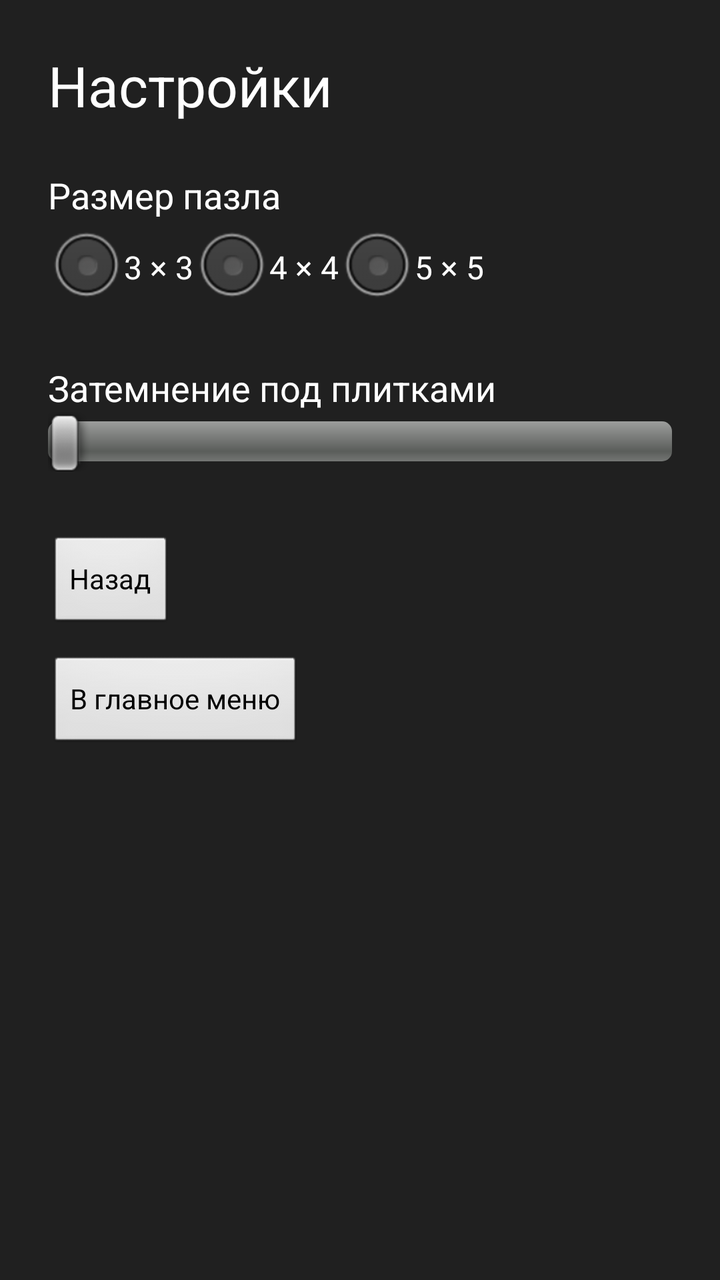
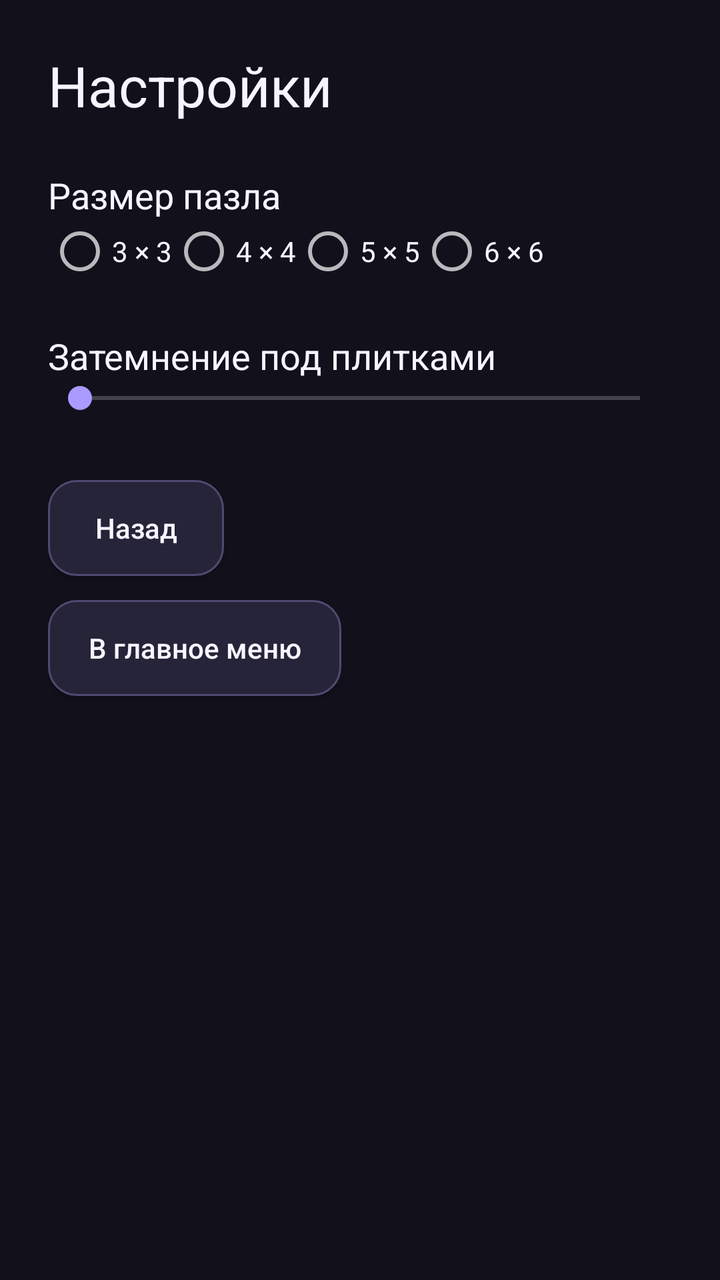

Compare the two renders of this Android layout. The source of the first and the diff that turns it into the second are given below.
<!-- AndroidManifest.xml: application theme AppTheme -->
<!-- res/layout/activity_settings.xml -->
<?xml version="1.0" encoding="utf-8"?>
<ScrollView xmlns:android="http://schemas.android.com/apk/res/android"
    android:layout_width="match_parent"
    android:layout_height="match_parent"
    android:background="#202020"
    android:fillViewport="true">

    <LinearLayout
        android:layout_width="match_parent"
        android:layout_height="wrap_content"
        android:orientation="vertical"
        android:paddingStart="24dp"
        android:paddingTop="24dp"
        android:paddingEnd="24dp"
        android:paddingBottom="64dp">

        <TextView
            android:layout_width="wrap_content"
            android:layout_height="wrap_content"
            android:text="@string/settings_title"
            android:textColor="#FFFFFF"
            android:textSize="28sp" />

        
        <TextView
            android:layout_width="wrap_content"
            android:layout_height="wrap_content"
            android:layout_marginTop="24dp"
            android:text="@string/settings_grid"
            android:textColor="#FFFFFF"
            android:textSize="18sp" />

        <RadioGroup
            android:id="@+id/radio_grid"
            android:layout_width="wrap_content"
            android:layout_height="wrap_content"
            android:orientation="horizontal">

            <RadioButton
                android:id="@+id/radio_grid_3"
                android:layout_width="wrap_content"
                android:layout_height="wrap_content"
                android:text="@string/settings_grid_3"
                android:textColor="#FFFFFF" />

            <RadioButton
                android:id="@+id/radio_grid_4"
                android:layout_width="wrap_content"
                android:layout_height="wrap_content"
                android:text="@string/settings_grid_4"
                android:textColor="#FFFFFF" />

            <RadioButton
                android:id="@+id/radio_grid_5"
                android:layout_width="wrap_content"
                android:layout_height="wrap_content"
                android:text="@string/settings_grid_5"
                android:textColor="#FFFFFF" />
        </RadioGroup>

        
        <LinearLayout
            android:layout_width="match_parent"
            android:layout_height="wrap_content"
            android:layout_marginTop="24dp"
            android:orientation="horizontal">

            <TextView
                android:layout_width="0dp"
                android:layout_height="wrap_content"
                android:layout_weight="1"
                android:text="@string/settings_dim"
                android:textColor="#FFFFFF"
                android:textSize="18sp" />

            <TextView
                android:id="@+id/text_dim_value"
                android:layout_width="wrap_content"
                android:layout_height="wrap_content"
                android:textColor="#FFFFFF"
                android:textSize="18sp" />
        </LinearLayout>

        <SeekBar
            android:id="@+id/seek_dim"
            android:layout_width="match_parent"
            android:layout_height="wrap_content"
            android:max="100" />

        <Button
            android:id="@+id/button_back"
            android:layout_width="wrap_content"
            android:layout_height="wrap_content"
            android:layout_marginTop="32dp"
            android:text="@string/button_back" />

        
        <Button
            android:id="@+id/button_to_menu"
            android:layout_width="wrap_content"
            android:layout_height="wrap_content"
            android:layout_marginTop="12dp"
            android:text="@string/settings_to_menu" />
    </LinearLayout>
</ScrollView>
<!-- resources referenced by this layout -->
<resources>
  <string name="button_back">Назад</string>
  <string name="settings_dim">Затемнение под плитками</string>
  <string name="settings_grid">Размер пазла</string>
  <string name="settings_grid_3">3 × 3</string>
  <string name="settings_grid_4">4 × 4</string>
  <string name="settings_grid_5">5 × 5</string>
  <string name="settings_title">Настройки</string>
  <string name="settings_to_menu">В главное меню</string>
  <style name="AppTheme" parent="android:Theme.NoTitleBar.Fullscreen">
          <item name="android:windowNoTitle">true</item>
          <item name="android:windowFullscreen">true</item>
          <item name="android:windowContentOverlay">@null</item>
      </style>
</resources>

<!-- the commit's change to res/layout/activity_settings.xml (unified diff, before → after) -->
@@ -2,7 +2,7 @@
 <ScrollView xmlns:android="http://schemas.android.com/apk/res/android"
     android:layout_width="match_parent"
     android:layout_height="match_parent"
-    android:background="#202020"
+    android:background="@color/colorBackground"
     android:fillViewport="true">
 
     <LinearLayout
@@ -18,7 +18,7 @@
             android:layout_width="wrap_content"
             android:layout_height="wrap_content"
             android:text="@string/settings_title"
-            android:textColor="#FFFFFF"
+            android:textColor="@color/colorTextPrimary"
             android:textSize="28sp" />
 
         
@@ -27,7 +27,7 @@
             android:layout_height="wrap_content"
             android:layout_marginTop="24dp"
             android:text="@string/settings_grid"
-            android:textColor="#FFFFFF"
+            android:textColor="@color/colorTextPrimary"
             android:textSize="18sp" />
 
         <RadioGroup
@@ -41,21 +41,28 @@
                 android:layout_width="wrap_content"
                 android:layout_height="wrap_content"
                 android:text="@string/settings_grid_3"
-                android:textColor="#FFFFFF" />
+                android:textColor="@color/colorTextPrimary" />
 
             <RadioButton
                 android:id="@+id/radio_grid_4"
                 android:layout_width="wrap_content"
                 android:layout_height="wrap_content"
                 android:text="@string/settings_grid_4"
-                android:textColor="#FFFFFF" />
+                android:textColor="@color/colorTextPrimary" />
 
             <RadioButton
                 android:id="@+id/radio_grid_5"
                 android:layout_width="wrap_content"
                 android:layout_height="wrap_content"
                 android:text="@string/settings_grid_5"
-                android:textColor="#FFFFFF" />
+                android:textColor="@color/colorTextPrimary" />
+
+            <RadioButton
+                android:id="@+id/radio_grid_6"
+                android:layout_width="wrap_content"
+                android:layout_height="wrap_content"
+                android:text="@string/settings_grid_6"
+                android:textColor="@color/colorTextPrimary" />
         </RadioGroup>
 
         
@@ -70,14 +77,14 @@
                 android:layout_height="wrap_content"
                 android:layout_weight="1"
                 android:text="@string/settings_dim"
-                android:textColor="#FFFFFF"
+                android:textColor="@color/colorTextPrimary"
                 android:textSize="18sp" />
 
             <TextView
                 android:id="@+id/text_dim_value"
                 android:layout_width="wrap_content"
                 android:layout_height="wrap_content"
-                android:textColor="#FFFFFF"
+                android:textColor="@color/colorTextPrimary"
                 android:textSize="18sp" />
         </LinearLayout>
 
<!-- resource entries referenced after the edit -->
@@ -1,17 +1,64 @@
 <!-- resources referenced by this layout -->
 <resources>
+  <color name="colorBackground">#11101B</color>
+  <color name="colorTextPrimary">#F7F5FF</color>
   <string name="button_back">Назад</string>
   <string name="settings_dim">Затемнение под плитками</string>
   <string name="settings_grid">Размер пазла</string>
   <string name="settings_grid_3">3 × 3</string>
   <string name="settings_grid_4">4 × 4</string>
   <string name="settings_grid_5">5 × 5</string>
+  <string name="settings_grid_6">6 × 6</string>
   <string name="settings_title">Настройки</string>
   <string name="settings_to_menu">В главное меню</string>
-  <style name="AppTheme" parent="android:Theme.NoTitleBar.Fullscreen">
+  <style name="AppTheme" parent="@android:style/Theme.Material.NoActionBar">
           <item name="android:windowNoTitle">true</item>
           <item name="android:windowFullscreen">true</item>
           <item name="android:windowContentOverlay">@null</item>
+          <item name="android:windowBackground">@color/colorBackground</item>
+          <item name="android:colorAccent">@color/colorAccent</item>
+          <item name="android:navigationBarColor">@color/colorBackground</item>
+          <item name="android:windowLightNavigationBar">false</item>
+          <item name="android:buttonStyle">@style/AppButton</item>
       </style>
+  <color name="colorAccent">#A99BFF</color>
+  <style name="AppButton" parent="@android:style/Widget.Material.Button">
+          <item name="android:background">@drawable/bg_button_secondary</item>
+          <item name="android:textColor">@color/colorTextPrimary</item>
+          <item name="android:textAllCaps">false</item>
+          <item name="android:textSize">14sp</item>
+          <item name="android:fontFamily">sans-serif-medium</item>
+          <item name="android:minHeight">48dp</item>
+          <item name="android:insetTop">0dp</item>
+          <item name="android:insetBottom">0dp</item>
+          <item name="android:paddingStart">20dp</item>
+          <item name="android:paddingEnd">20dp</item>
+          <item name="android:elevation">2dp</item>
+      </style>
+  <!-- drawable bg_button_secondary (drawable) -->
+  <?xml version="1.0" encoding="utf-8"?>
+  <selector xmlns:android="http://schemas.android.com/apk/res/android">
+      <item android:state_enabled="false">
+          <shape android:shape="rectangle">
+              <corners android:radius="14dp" />
+              <solid android:color="#242235" />
+              <stroke android:width="1dp" android:color="#38334D" />
+          </shape>
+      </item>
+      <item android:state_pressed="true">
+          <shape android:shape="rectangle">
+              <corners android:radius="14dp" />
+              <solid android:color="#39334F" />
+              <stroke android:width="1dp" android:color="#A99BFF" />
+          </shape>
+      </item>
+      <item>
+          <shape android:shape="rectangle">
+              <corners android:radius="14dp" />
+              <solid android:color="#262438" />
+              <stroke android:width="1dp" android:color="#514A70" />
+          </shape>
+      </item>
+  </selector>
 </resources>
 
